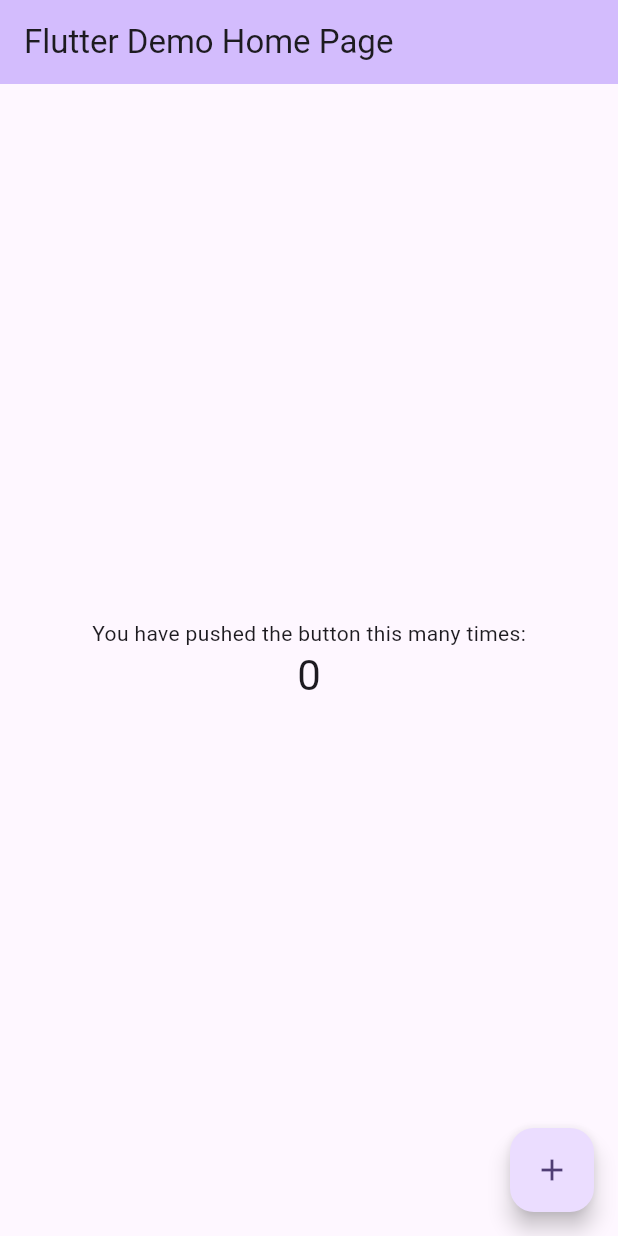
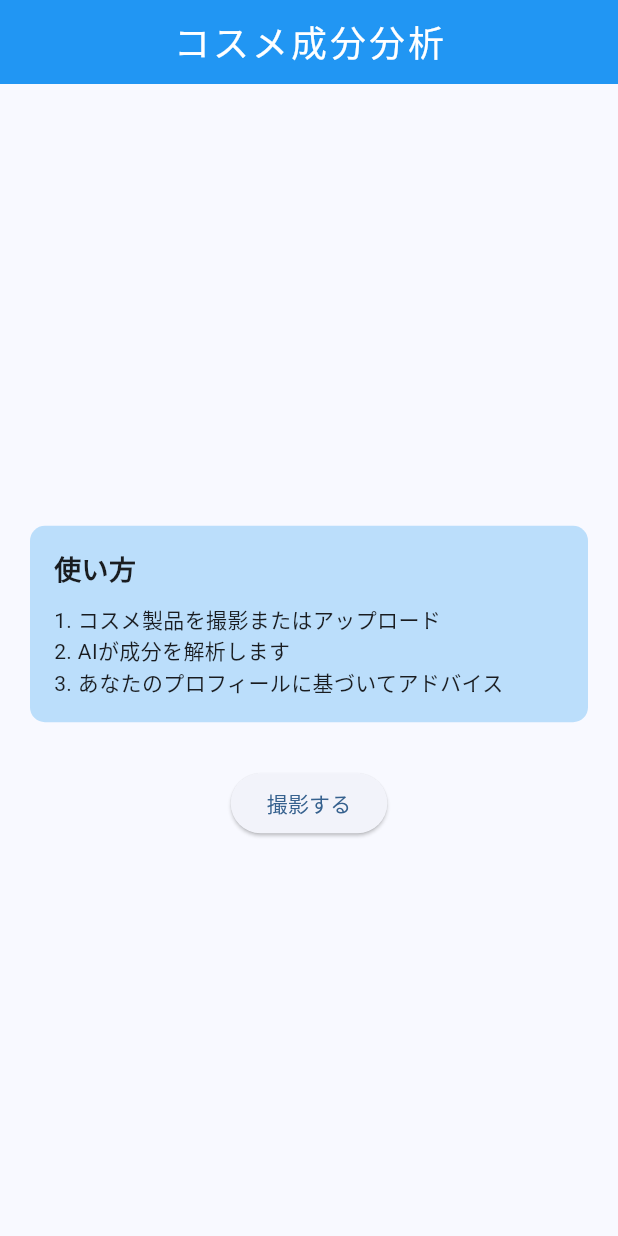
Before and after one commit to panchorange/cosmetic_ingredient_analysis, a Flutter app: the screen it shows after launch, on a phone screen of 412 x 824 dp. Run offline on Flutter 3.47's test engine with Material 3 defaults, Android fonts, the phone set to English and light mode, and no system bars.

Commit message:
init:ホーム画面

```diff
--- a/lib/main.dart
+++ b/lib/main.dart
@@ -7,116 +7,80 @@ void main() {
 class MyApp extends StatelessWidget {
   const MyApp({super.key});
 
-  // This widget is the root of your application.
   @override
   Widget build(BuildContext context) {
     return MaterialApp(
-      title: 'Flutter Demo',
+      title: 'コスメ成分分析',
       theme: ThemeData(
-        // This is the theme of your application.
-        //
-        // TRY THIS: Try running your application with "flutter run". You'll see
-        // the application has a purple toolbar. Then, without quitting the app,
-        // try changing the seedColor in the colorScheme below to Colors.green
-        // and then invoke "hot reload" (save your changes or press the "hot
-        // reload" button in a Flutter-supported IDE, or press "r" if you used
-        // the command line to start the app).
-        //
-        // Notice that the counter didn't reset back to zero; the application
-        // state is not lost during the reload. To reset the state, use hot
-        // restart instead.
-        //
-        // This works for code too, not just values: Most code changes can be
-        // tested with just a hot reload.
-        colorScheme: ColorScheme.fromSeed(seedColor: Colors.deepPurple),
+        colorScheme: ColorScheme.fromSeed(seedColor: Colors.blue),
       ),
-      home: const MyHomePage(title: 'Flutter Demo Home Page'),
+      home: const UserHomePage(),
     );
   }
 }
 
-class MyHomePage extends StatefulWidget {
-  const MyHomePage({super.key, required this.title});
-
-  // This widget is the home page of your application. It is stateful, meaning
-  // that it has a State object (defined below) that contains fields that affect
-  // how it looks.
-
-  // This class is the configuration for the state. It holds the values (in this
-  // case the title) provided by the parent (in this case the App widget) and
-  // used by the build method of the State. Fields in a Widget subclass are
-  // always marked "final".
-
-  final String title;
-
-  @override
-  State<MyHomePage> createState() => _MyHomePageState();
-}
-
-class _MyHomePageState extends State<MyHomePage> {
-  int _counter = 0;
-
-  void _incrementCounter() {
-    setState(() {
-      // This call to setState tells the Flutter framework that something has
-      // changed in this State, which causes it to rerun the build method below
-      // so that the display can reflect the updated values. If we changed
-      // _counter without calling setState(), then the build method would not be
-      // called again, and so nothing would appear to happen.
-      _counter++;
-    });
-  }
+class UserHomePage extends StatelessWidget {
+  const UserHomePage({super.key});
 
   @override
   Widget build(BuildContext context) {
-    // This method is rerun every time setState is called, for instance as done
-    // by the _incrementCounter method above.
-    //
-    // The Flutter framework has been optimized to make rerunning build methods
-    // fast, so that you can just rebuild anything that needs updating rather
-    // than having to individually change instances of widgets.
     return Scaffold(
       appBar: AppBar(
-        // TRY THIS: Try changing the color here to a specific color (to
-        // Colors.amber, perhaps?) and trigger a hot reload to see the AppBar
-        // change color while the other colors stay the same.
-        backgroundColor: Theme.of(context).colorScheme.inversePrimary,
-        // Here we take the value from the MyHomePage object that was created by
-        // the App.build method, and use it to set our appbar title.
-        title: Text(widget.title),
+          backgroundColor: Colors.blue,
+          title: const Text(
+              'コスメ成分分析',
+              style: TextStyle(
+                  color: Colors.white,
+                  fontSize:24,
+                  fontFamily: 'Roboto',
+                  letterSpacing: 2.0
+              )
+          ),
+          centerTitle: true
       ),
       body: Center(
-        // Center is a layout widget. It takes a single child and positions it
-        // in the middle of the parent.
         child: Column(
-          // Column is also a layout widget. It takes a list of children and
-          // arranges them vertically. By default, it sizes itself to fit its
-          // children horizontally, and tries to be as tall as its parent.
-          //
-          // Column has various properties to control how it sizes itself and
-          // how it positions its children. Here we use mainAxisAlignment to
-          // center the children vertically; the main axis here is the vertical
-          // axis because Columns are vertical (the cross axis would be
-          // horizontal).
-          //
-          // TRY THIS: Invoke "debug painting" (choose the "Toggle Debug Paint"
-          // action in the IDE, or press "p" in the console), to see the
-          // wireframe for each widget.
           mainAxisAlignment: MainAxisAlignment.center,
-          children: <Widget>[
-            const Text('You have pushed the button this many times:'),
-            Text(
-              '$_counter',
-              style: Theme.of(context).textTheme.headlineMedium,
+          children: [
+            // 使い方のテキスト
+            const SizedBox(height: 30),
+            Container(
+              width: double.infinity,
+              margin: const EdgeInsets.symmetric(horizontal: 20.0),
+              padding: const EdgeInsets.all(16.0),
+              decoration: BoxDecoration(
+                color: Colors.blue.shade100,
+                borderRadius: BorderRadius.circular(10.0),
+              ),
+              child: const Column(
+                crossAxisAlignment: CrossAxisAlignment.start,
+                children: [  // ここの const を削除
+                  Text(
+                    '使い方',
+                    style: TextStyle(
+                      fontSize: 18,
+                      fontWeight: FontWeight.bold,
+                    ),
+                  ),
+                  SizedBox(height: 10),
+                  Text('1. コスメ製品を撮影またはアップロード'),
+                  Text('2. AIが成分を解析します'),
+                  Text('3. あなたのプロフィールに基づいてアドバイス'),
+                ],
+              ),
+            ),
+            const SizedBox(height: 30),
+
+            // 撮影するボタン
+            ElevatedButton(
+              onPressed: () {
+                print('撮影するボタンが押されました');
+              },
+              child: const Text('撮影する'),
             ),
           ],
         ),
       ),
-      floatingActionButton: FloatingActionButton(
-        onPressed: _incrementCounter,
-        tooltip: 'Increment',
-        child: const Icon(Icons.add),
-      ), // This trailing comma makes auto-formatting nicer for build methods.
     );
   }
 }
```
Also changed, not shown: 1 other file.
